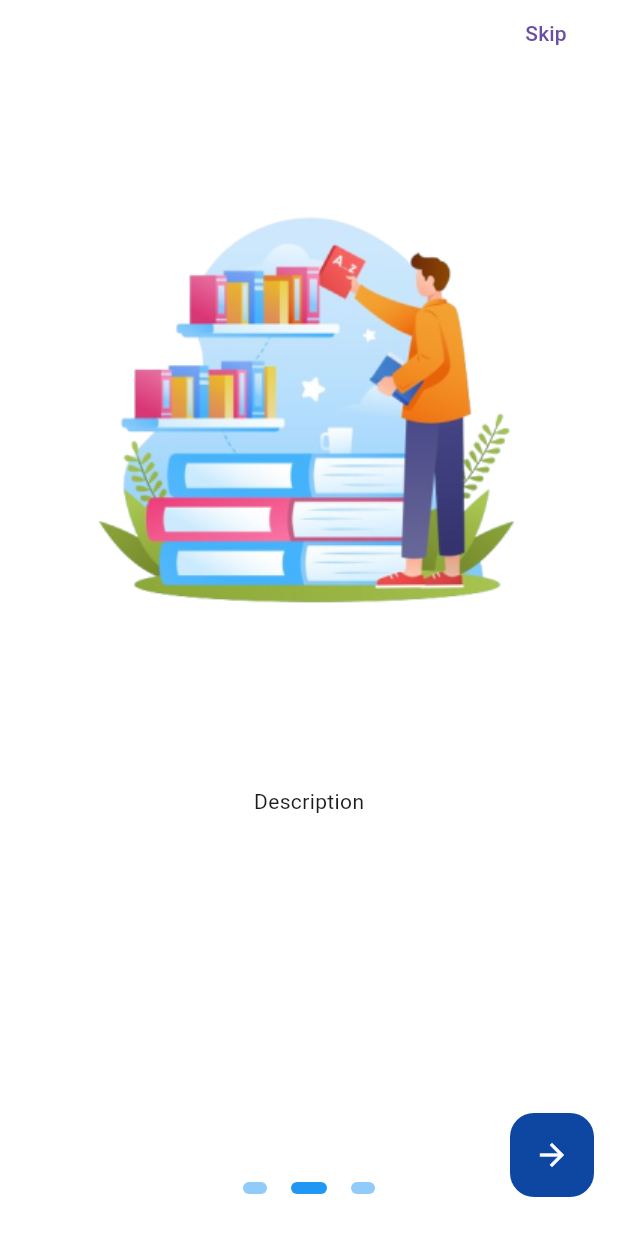
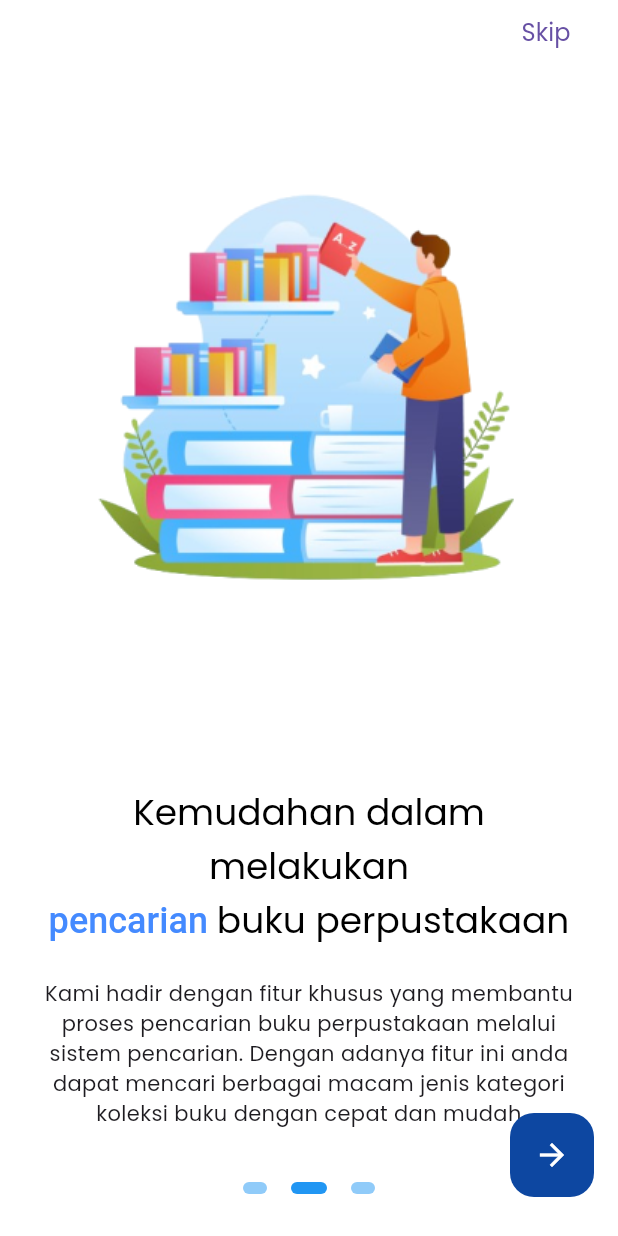
Before and after one commit to fushigo/bacayuk-app, a Flutter app: the BoardingView screen opened by its route, swiped to page 2, on a phone screen of 412 x 824 dp. Run offline on Flutter 3.47's test engine with Material 3 defaults, Android fonts, the phone set to English and light mode, and no system bars; drawn by our look-alikes of flutter_onboarding_slider; our stand-ins replace another_flutter_splash_screen, connectivity_plus, dio, get, get_storage, image_picker and 4 more; accounts and stored records are empty.

Commit message:
update boarding

```diff
--- a/lib/app/modules/boarding/views/boarding_view.dart
+++ b/lib/app/modules/boarding/views/boarding_view.dart
@@ -1,4 +1,5 @@
 import 'package:bacayuk/app/data/constant/global.dart';
+import 'package:bacayuk/app/routes/app_pages.dart';
 import 'package:flutter/material.dart';
 import 'package:flutter_onboarding_slider/flutter_onboarding_slider.dart';
 
@@ -20,27 +21,33 @@ class BoardingView extends GetView<BoardingController> {
             centerBackground: true,
             pageBackgroundColor: Colors.white,
             headerBackgroundColor: Colors.white,
-            finishButtonText: "Start now",
+            finishButtonText: "Start Now",
+            onFinish: () => Get.offAllNamed(Routes.HOME),
             finishButtonStyle:
                 FinishButtonStyle(backgroundColor: Colors.blue.shade900),
-            skipTextButton: const Text("Skip"),
+            skipTextButton: Text(
+              "Skip",
+              style: TextStyle(
+                  fontFamily: GlobalVariable.fontPoppins,
+                  fontSize: GlobalVariable.textlg),
+            ),
             background: [
               Image.asset(
                 "asset/image/slider_1.png",
-                width: 430,
-                height: 450,
+                width: 400,
+                height: 420,
                 alignment: Alignment.center,
               ),
               Image.asset(
                 "asset/image/slider_2.png",
-                width: 430,
-                height: 450,
+                width: 400,
+                height: 420,
                 alignment: Alignment.center,
               ),
               Image.asset(
                 "asset/image/slider_3.png",
-                width: 430,
-                height: 450,
+                width: 400,
+                height: 420,
                 alignment: Alignment.center,
               ),
             ],
@@ -86,23 +93,76 @@ class BoardingView extends GetView<BoardingController> {
               ),
               Container(
                 padding: const EdgeInsets.symmetric(horizontal: 20),
-                child: const Column(
+                child: Column(
                   children: <Widget>[
-                    SizedBox(
+                    const SizedBox(
                       height: 480,
                     ),
-                    Text("Description")
+                    RichText(
+                      textAlign: TextAlign.center,
+                      text: TextSpan(
+                          style: TextStyle(
+                              fontFamily: GlobalVariable.fontPoppins,
+                              fontSize: GlobalVariable.heading_2,
+                              fontWeight: FontWeight.w500,
+                              color: Colors.black),
+                          children: const [
+                            TextSpan(text: "Kemudahan dalam melakukan \n"),
+                            TextSpan(
+                                text: "pencarian ",
+                                style: TextStyle(color: Colors.blueAccent)),
+                            TextSpan(
+                              text: "buku perpustakaan",
+                            )
+                          ]),
+                    ),
+                    const SizedBox(
+                      height: 20,
+                    ),
+                    Text(
+                      "Kami hadir dengan fitur khusus yang membantu proses pencarian buku perpustakaan melalui sistem pencarian. Dengan adanya fitur ini anda dapat mencari berbagai macam jenis kategori koleksi buku dengan cepat dan mudah",
+                      textAlign: TextAlign.center,
+                      style: TextStyle(
+                          fontFamily: GlobalVariable.fontPoppins,
+                          fontSize: GlobalVariable.textmd),
+                    )
                   ],
                 ),
               ),
               Container(
                 padding: const EdgeInsets.symmetric(horizontal: 20),
-                child: const Column(
+                child: Column(
                   children: <Widget>[
-                    SizedBox(
+                    const SizedBox(
                       height: 480,
                     ),
-                    Text("Description")
+                    RichText(
+                      textAlign: TextAlign.center,
+                      text: TextSpan(
+                          style: TextStyle(
+                              fontFamily: GlobalVariable.fontPoppins,
+                              fontSize: GlobalVariable.heading_2,
+                              fontWeight: FontWeight.w500,
+                              color: Colors.black),
+                          children: const [
+                            TextSpan(
+                                text:
+                                    "Baca di Mana Saja, Kapan Saja \n dengan "),
+                            TextSpan(
+                                text: "Baca Yuk!",
+                                style: TextStyle(color: Colors.blueAccent))
+                          ]),
+                    ),
+                    const SizedBox(
+                      height: 20,
+                    ),
+                    Text(
+                      "Fitur baca online yang memungkinkan Anda menikmati buku tanpa perlu repot meminjam buku fisik di perpustakaan.",
+                      textAlign: TextAlign.center,
+                      style: TextStyle(
+                          fontFamily: GlobalVariable.fontPoppins,
+                          fontSize: GlobalVariable.textmd),
+                    )
                   ],
                 ),
               )
--- a/lib/app/routes/app_pages.dart
+++ b/lib/app/routes/app_pages.dart
@@ -22,7 +22,7 @@ part 'app_routes.dart';
 class AppPages {
   AppPages._();
 
-  static const INITIAL = Routes.REGISTER;
+  static const INITIAL = Routes.SPLASH;
 
   static final routes = [
     GetPage(
```
